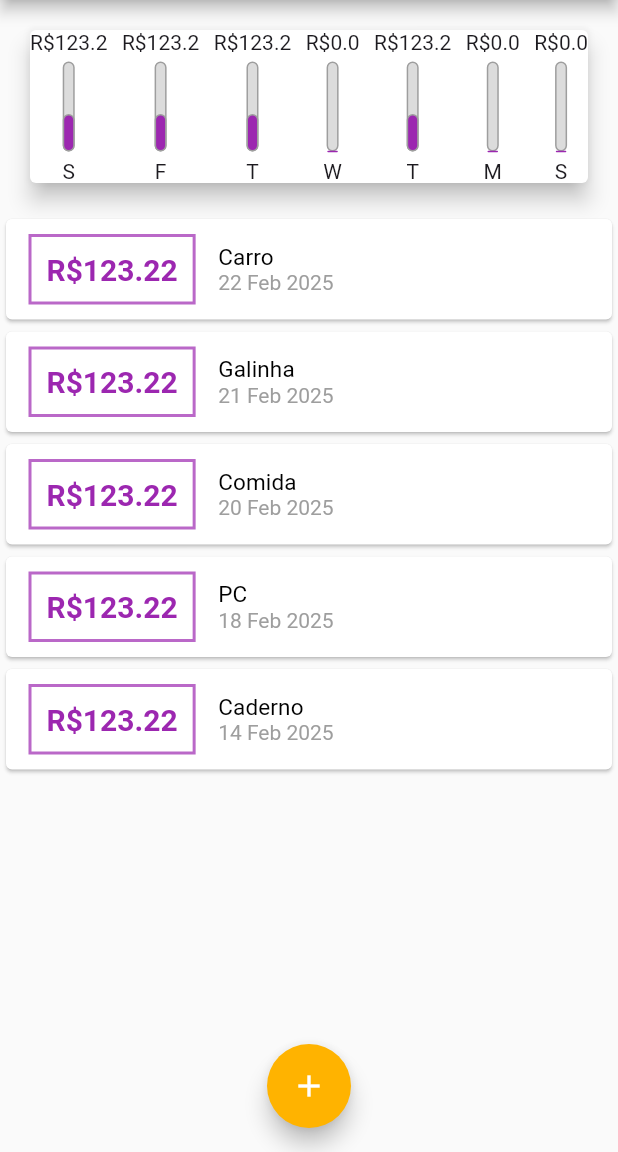
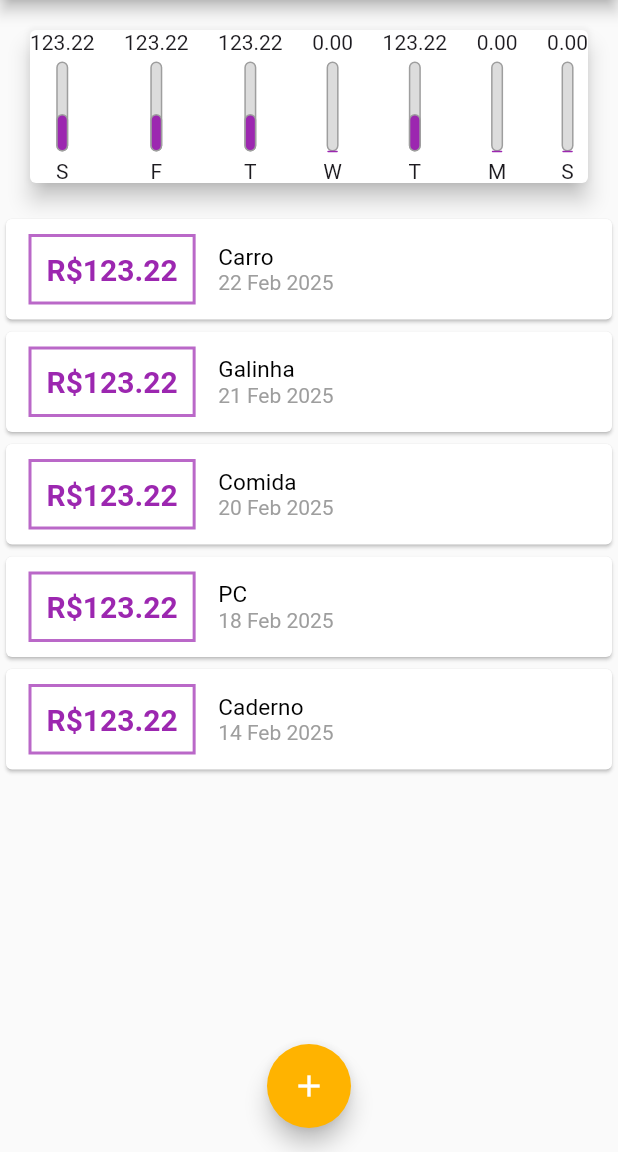
Before and after one commit to gabznavas/dart-flutter-apps, a Flutter app: the screen it shows after launch, on a phone screen of 412 x 824 dp, the part 84-1236 px from its top. Run offline on Flutter 3.47's test engine with Material 3 defaults, Android fonts, the phone set to English and light mode, and no system bars.

Commit message:
week total value

```diff
--- a/expenses_flutter/lib/components/chart.dart
+++ b/expenses_flutter/lib/components/chart.dart
@@ -34,15 +34,14 @@ class Chart extends StatelessWidget {
     });
   }
 
-  double sumValues() {
-    return recentTransaction
-        .map((item) => item.value)
-        .reduce((tot, value) => tot + value);
+  double _weekTotalValue() {
+    final double initFold = 0.0;
+    return recentTransaction.fold(initFold, (tot, item) => tot + item.value);
   }
 
   @override
   Widget build(BuildContext context) {
-    final totalValues = sumValues();
+    final weekTotalValue = _weekTotalValue();
 
     return Card(
       elevation: 6,
@@ -51,17 +50,31 @@ class Chart extends StatelessWidget {
         mainAxisAlignment: MainAxisAlignment.spaceBetween,
         children:
             groupedTransactions.map((item) {
-              final name = item.cast()['day'];
-              final value =
-                  double.tryParse(item.cast()['value'].toString()) ?? 0.0;
-              final double percent = calculatePercet(value, totalValues);
-              return ChartBar(name, value, percent);
+              final String name = getNameItem(item);
+              final double value = getValueItem(item);
+              final double percentage = calculatePercentage(
+                value,
+                weekTotalValue,
+              );
+              return ChartBar(
+                label: name,
+                value: value,
+                percentage: percentage,
+              );
             }).toList(),
       ),
     );
   }
 
-  double calculatePercet(double value, double totalValues) {
+  double calculatePercentage(double value, double totalValues) {
     return value == 0 ? 0.0 : (value / totalValues) * 100;
   }
+
+  double getValueItem(Map<String, Object> item) {
+    return double.tryParse(item.cast()['value'].toString()) ?? 0.0;
+  }
+
+  String getNameItem(Map<String, Object> item) {
+    return item.cast()['day'];
+  }
 }
--- a/expenses_flutter/lib/components/chart_bar.dart
+++ b/expenses_flutter/lib/components/chart_bar.dart
@@ -5,7 +5,12 @@ class ChartBar extends StatelessWidget {
   final double value;
   final double percentage;
 
-  const ChartBar(this.label, this.value, this.percentage, {super.key});
+  const ChartBar({
+    super.key,
+    required this.label,
+    required this.value,
+    required this.percentage,
+  });
 
   @override
   Widget build(BuildContext context) {
@@ -13,7 +18,7 @@ class ChartBar extends StatelessWidget {
     final double heightFactor = percentage / heightBar;
     return Column(
       children: [
-        Text('R\$${value.toStringAsFixed(1)}'),
+        Text(value.toStringAsFixed(2)),
         SizedBox(height: 5),
         SizedBox(
           height: heightBar,
```
